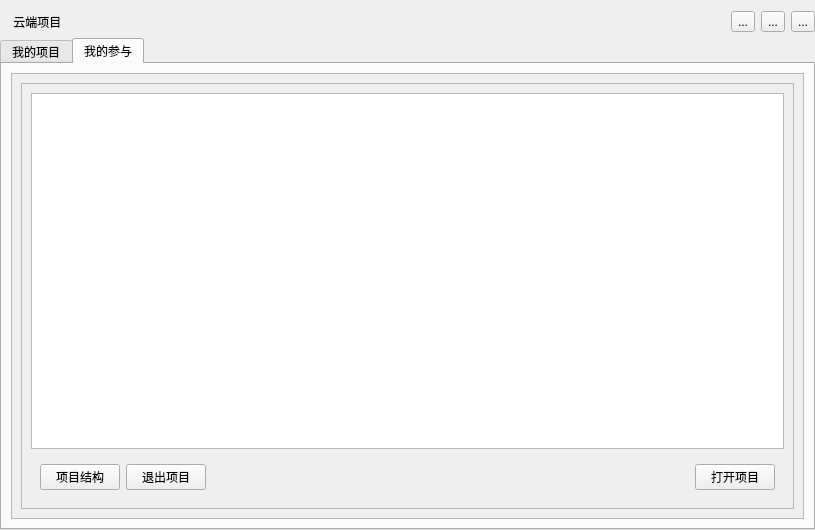
First picture: the form in Qt/CloudSharedCoding/projectform.ui, repository GnoCiYeH/CloudShareCode, before the edit.
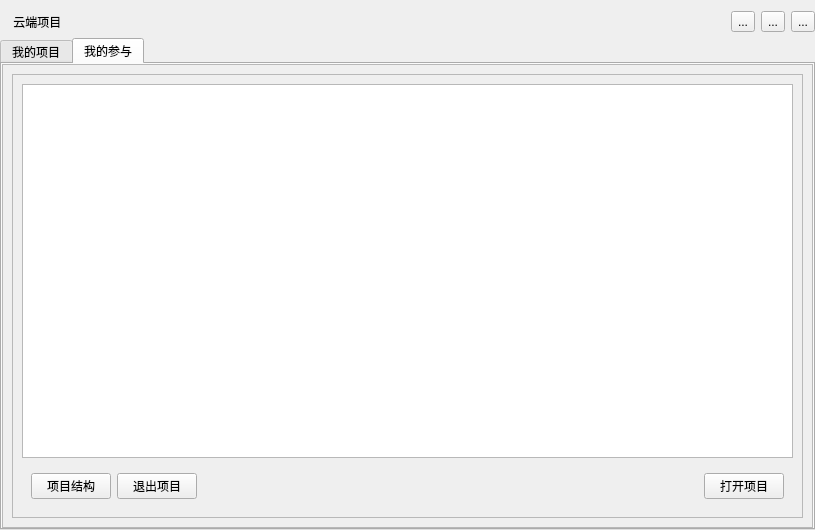
Second picture: the form after the edit. The open tabs and pages were chosen to show the change. Icons and pictures are not drawn.

```diff
--- a/Qt/CloudSharedCoding/projectform.ui
+++ b/Qt/CloudSharedCoding/projectform.ui
@@ -213,6 +213,18 @@
        <string>我的参与</string>
       </attribute>
       <layout class="QVBoxLayout" name="verticalLayout_3">
+       <property name="leftMargin">
+        <number>0</number>
+       </property>
+       <property name="topMargin">
+        <number>0</number>
+       </property>
+       <property name="rightMargin">
+        <number>0</number>
+       </property>
+       <property name="bottomMargin">
+        <number>0</number>
+       </property>
        <item>
         <widget class="QScrollArea" name="scrollArea_2">
          <property name="widgetResizable">
@@ -223,8 +235,8 @@
            <rect>
             <x>0</x>
             <y>0</y>
-            <width>791</width>
-            <height>439</height>
+            <width>809</width>
+            <height>457</height>
            </rect>
           </property>
           <layout class="QVBoxLayout" name="verticalLayout_5">
@@ -238,8 +250,8 @@
                <rect>
                 <x>0</x>
                 <y>0</y>
-                <width>771</width>
-                <height>419</height>
+                <width>789</width>
+                <height>437</height>
                </rect>
               </property>
               <layout class="QVBoxLayout" name="verticalLayout_7">
```
Left out of the diff: 25 changed lines with no effect on the pictures.
